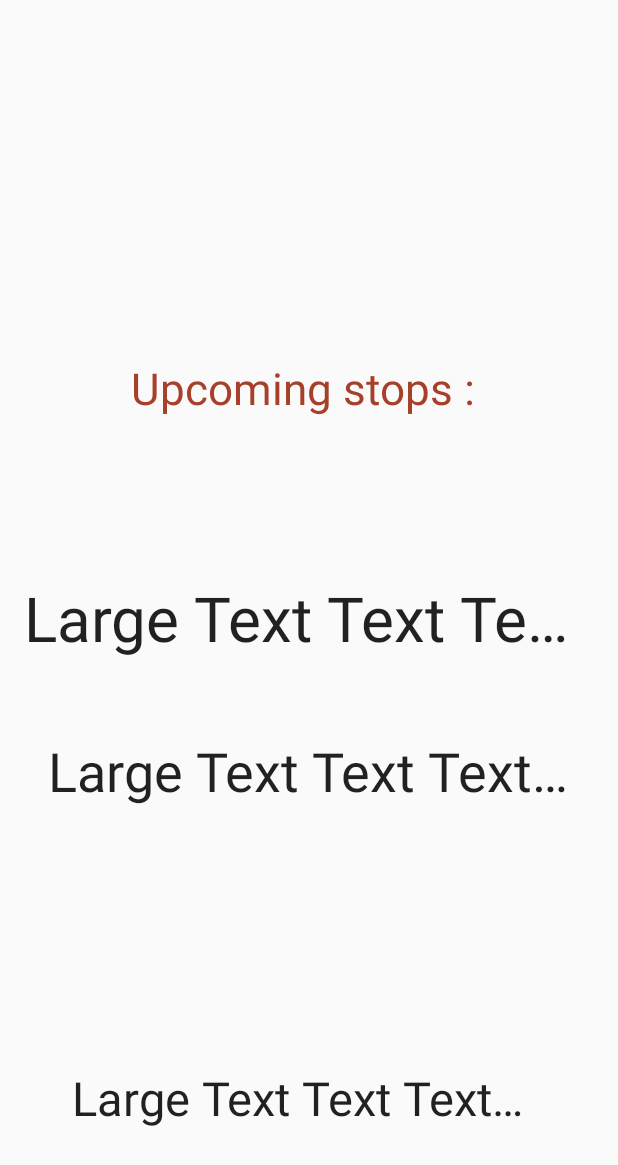
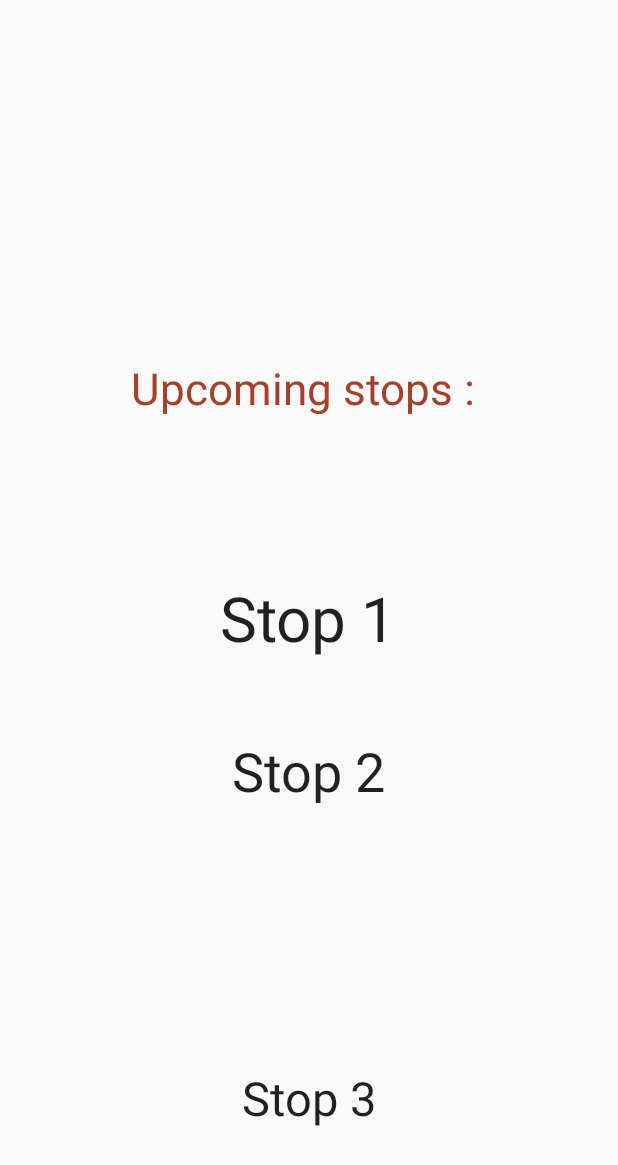
Before and after one commit to kuro-kuris/ec, an Android app: the layout activity_next_stops.xml on its own in the app's theme, with its tools: preview values and no code run, on a phone screen of 412 x 824 dp. Shown: the top 1165 px of the screen. Run offline under Robolectric (Android 15) with nearby library versions, the light colour scheme and no system bars.

Commit message:
populate next stops and changes to accessibility

```diff
--- a/EdiBus/app/src/main/res/layout/activity_main.xml
+++ b/EdiBus/app/src/main/res/layout/activity_main.xml
@@ -22,7 +22,7 @@
         app:cpb_textError="@string/button_error"
         app:cpb_textIdle="@string/button_upload"
         app:cpb_cornerRadius="48dp"
-        android:contentDescription="This is my Bus"
+        android:contentDescription="Confirm bus"
         app:cpb_selectorIdle="@drawable/button_idle_state_selector"
         app:cpb_colorIndicator="@color/my_red"
         android:onClick="onMainClick"
@@ -41,7 +41,6 @@
         android:textSize="160dp"
         android:singleLine="true"
         android:background="@drawable/edit_text_box"
-        android:hint="Bus number"
         android:contentDescription="Bus number"
         android:gravity="center"
         android:layout_alignParentTop="true"
--- a/EdiBus/app/src/main/res/layout/activity_next_stops.xml
+++ b/EdiBus/app/src/main/res/layout/activity_next_stops.xml
@@ -15,7 +15,7 @@
         android:id="@+id/textView"
         android:textColor="@color/my_red"
         android:textSize="29dp"
-        android:layout_above="@+id/textView2"
+        android:layout_above="@+id/stopTextView1"
         android:layout_centerHorizontal="true"
         android:layout_marginBottom="106dp" />
 
@@ -23,8 +23,8 @@
         android:layout_width="wrap_content"
         android:layout_height="wrap_content"
         android:textAppearance="?android:attr/textAppearanceLarge"
-        android:text="Large Text Text Text text"
-        android:id="@+id/textView2"
+        android:text="Stop 1"
+        android:id="@+id/stopTextView1"
         android:textSize="41dp"
         android:layout_centerVertical="true"
         android:layout_centerHorizontal="true"
@@ -34,13 +34,13 @@
         android:layout_width="wrap_content"
         android:layout_height="wrap_content"
         android:textAppearance="?android:attr/textAppearanceLarge"
-        android:text="Large Text Text Text text text"
+        android:text="Stop 2"
         android:layout_marginLeft="16dp"
         android:layout_marginRight="16dp"
-        android:id="@+id/textView3"
+        android:id="@+id/stopTextView2"
         android:layout_marginTop="50dp"
         android:textSize="36dp"
-        android:layout_below="@+id/textView2"
+        android:layout_below="@+id/stopTextView1"
         android:layout_centerHorizontal="true"
         android:singleLine="true" />
 
@@ -48,10 +48,10 @@
         android:layout_width="wrap_content"
         android:layout_height="wrap_content"
         android:textAppearance="?android:attr/textAppearanceLarge"
-        android:text="Large Text Text Text text text text"
+        android:text="Stop 3"
         android:layout_marginLeft="32dp"
         android:layout_marginRight="32dp"
-        android:id="@+id/textView4"
+        android:id="@+id/stopTextView3"
         android:textSize="31dp"
         android:layout_alignParentBottom="true"
         android:layout_centerHorizontal="true"
```
Also changed, not shown: EdiBus/app/src/main/java/com/example/edibus/NextStopsAcitivity.java (+59 -1 lines).
